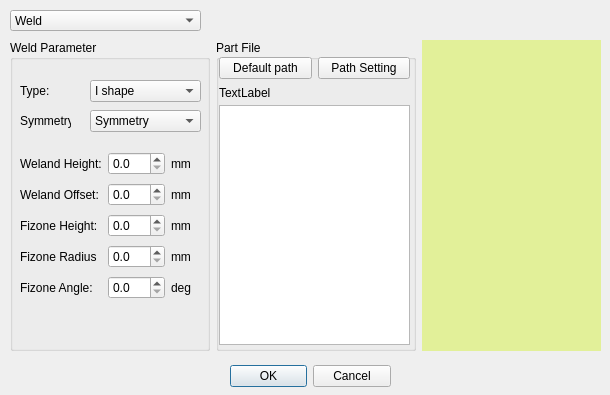
Qt form phascan_view/ui/dialog/DialogWeldPartLoad.ui (qinxingying/hello-word) before a commit.
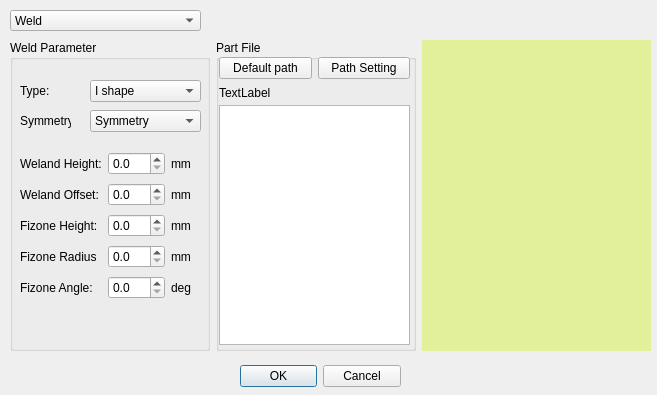
The same form after that commit. Custom widgets are drawn as their Qt base class.

The edit to the form file:
```diff
--- a/phascan_view/ui/dialog/DialogWeldPartLoad.ui
+++ b/phascan_view/ui/dialog/DialogWeldPartLoad.ui
@@ -6,7 +6,7 @@
    <rect>
     <x>0</x>
     <y>0</y>
-    <width>610</width>
+    <width>657</width>
     <height>395</height>
    </rect>
   </property>
@@ -16,7 +16,7 @@
   <widget class="QDialogButtonBox" name="buttonBox">
    <property name="geometry">
     <rect>
-     <x>230</x>
+     <x>240</x>
      <y>360</y>
      <width>161</width>
      <height>32</height>
@@ -66,7 +66,7 @@
     <rect>
      <x>10</x>
      <y>40</y>
-     <width>591</width>
+     <width>641</width>
      <height>311</height>
     </rect>
    </property>
@@ -463,11 +463,11 @@
     <rect>
      <x>216</x>
      <y>4</y>
-     <width>381</width>
+     <width>431</width>
      <height>31</height>
     </rect>
    </property>
-   <layout class="QHBoxLayout" name="horizontalLayout_4">
+   <layout class="QHBoxLayout" name="horizontalLayout_4" stretch="0">
     <item>
      <widget class="QLabel" name="LabelPartFilePath">
       <property name="minimumSize">
```
